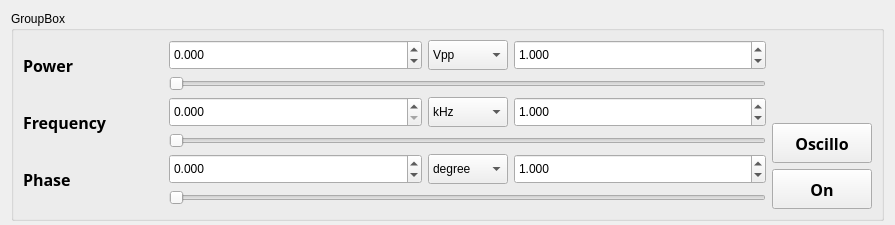
jhjeong32snu/QtDeviceServer_for_IonTrap_v2, file Client/devices/RF/ui_resources/sub_widgets/channel_groupbox_ui.ui: the form before one commit.
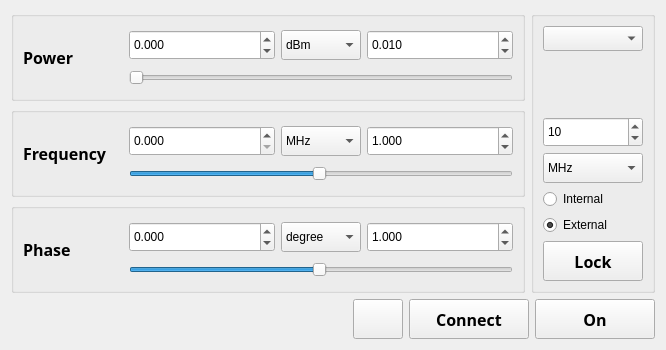
The form after the commit. Icons and pictures are not drawn.

Patch:
```diff
--- a/Client/devices/RF/ui_resources/sub_widgets/channel_groupbox_ui.ui
+++ b/Client/devices/RF/ui_resources/sub_widgets/channel_groupbox_ui.ui
@@ -6,39 +6,35 @@
    <rect>
     <x>0</x>
     <y>0</y>
-    <width>895</width>
-    <height>225</height>
+    <width>666</width>
+    <height>350</height>
    </rect>
   </property>
   <property name="minimumSize">
    <size>
     <width>0</width>
-    <height>225</height>
+    <height>350</height>
    </size>
   </property>
   <property name="windowTitle">
    <string>Form</string>
   </property>
-  <layout class="QHBoxLayout" name="horizontalLayout">
+  <layout class="QVBoxLayout" name="verticalLayout_2">
    <item>
-    <widget class="QGroupBox" name="GBOX_channel_title">
-     <property name="minimumSize">
-      <size>
-       <width>136</width>
-       <height>210</height>
-      </size>
-     </property>
+    <layout class="QHBoxLayout" name="horizontalLayout_7">
+     <item>
+      <layout class="QVBoxLayout" name="verticalLayout_9">
+       <item>
+        <widget class="QGroupBox" name="groupBox_9">
      <property name="title">
-      <string>GroupBox</string>
-     </property>
-     <layout class="QHBoxLayout" name="horizontalLayout_2">
+          <string/>
+         </property>
+         <layout class="QHBoxLayout" name="horizontalLayout_8">
       <item>
-       <layout class="QGridLayout" name="gridLayout" rowstretch="1,1,1,0,0,0" columnstretch="2,1,1,1">
-        <item row="2" column="0" rowspan="2">
-         <widget class="QLabel" name="NON_freq">
+           <widget class="QLabel" name="NON_power">
           <property name="minimumSize">
            <size>
-            <width>120</width>
+              <width>100</width>
             <height>0</height>
            </size>
           </property>
@@ -57,11 +53,37 @@
            </font>
           </property>
           <property name="text">
-           <string>Frequency</string>
+             <string>Power</string>
           </property>
          </widget>
         </item>
-        <item row="0" column="2">
+          <item>
+           <layout class="QVBoxLayout" name="verticalLayout_10">
+            <item>
+             <layout class="QHBoxLayout" name="horizontalLayout_9">
+              <item>
+               <widget class="QDoubleSpinBox" name="SPB_power">
+                <property name="minimumSize">
+                 <size>
+                  <width>80</width>
+                  <height>30</height>
+                 </size>
+                </property>
+                <property name="decimals">
+                 <number>3</number>
+                </property>
+                <property name="minimum">
+                 <double>-80.000000000000000</double>
+                </property>
+                <property name="maximum">
+                 <double>100.000000000000000</double>
+                </property>
+                <property name="singleStep">
+                 <double>0.010000000000000</double>
+                </property>
+               </widget>
+              </item>
+              <item>
          <widget class="QComboBox" name="CBOX_power">
           <property name="minimumSize">
            <size>
@@ -75,6 +97,9 @@
             <height>16777215</height>
            </size>
           </property>
+                <property name="currentIndex">
+                 <number>1</number>
+                </property>
           <item>
            <property name="text">
             <string>Vpp</string>
@@ -92,113 +117,7 @@
           </item>
          </widget>
         </item>
-        <item row="0" column="0" rowspan="2">
-         <widget class="QLabel" name="NON_power">
-          <property name="minimumSize">
-           <size>
-            <width>120</width>
-            <height>0</height>
-           </size>
-          </property>
-          <property name="maximumSize">
-           <size>
-            <width>140</width>
-            <height>16777215</height>
-           </size>
-          </property>
-          <property name="font">
-           <font>
-            <family>Arial Black</family>
-            <pointsize>12</pointsize>
-            <weight>75</weight>
-            <bold>true</bold>
-           </font>
-          </property>
-          <property name="text">
-           <string>Power</string>
-          </property>
-         </widget>
-        </item>
-        <item row="4" column="2">
-         <widget class="QComboBox" name="CBOX_phase">
-          <property name="minimumSize">
-           <size>
-            <width>70</width>
-            <height>30</height>
-           </size>
-          </property>
-          <property name="maximumSize">
-           <size>
-            <width>80</width>
-            <height>16777215</height>
-           </size>
-          </property>
           <item>
-           <property name="text">
-            <string>degree</string>
-           </property>
-          </item>
-          <item>
-           <property name="text">
-            <string>radian</string>
-           </property>
-          </item>
-         </widget>
-        </item>
-        <item row="4" column="3">
-         <widget class="QDoubleSpinBox" name="SPB_phase_step">
-          <property name="minimumSize">
-           <size>
-            <width>80</width>
-            <height>30</height>
-           </size>
-          </property>
-          <property name="decimals">
-           <number>3</number>
-          </property>
-          <property name="minimum">
-           <double>-100.000000000000000</double>
-          </property>
-          <property name="maximum">
-           <double>100.000000000000000</double>
-          </property>
-          <property name="value">
-           <double>1.000000000000000</double>
-          </property>
-         </widget>
-        </item>
-        <item row="2" column="2">
-         <widget class="QComboBox" name="CBOX_freq">
-          <property name="minimumSize">
-           <size>
-            <width>70</width>
-            <height>30</height>
-           </size>
-          </property>
-          <property name="maximumSize">
-           <size>
-            <width>80</width>
-            <height>16777215</height>
-           </size>
-          </property>
-          <item>
-           <property name="text">
-            <string>kHz</string>
-           </property>
-          </item>
-          <item>
-           <property name="text">
-            <string>MHz</string>
-           </property>
-          </item>
-          <item>
-           <property name="text">
-            <string>GHz</string>
-           </property>
-          </item>
-         </widget>
-        </item>
-        <item row="0" column="3">
          <widget class="QDoubleSpinBox" name="SPB_power_step">
           <property name="minimumSize">
            <size>
@@ -216,11 +135,62 @@
            <double>100.000000000000000</double>
           </property>
           <property name="value">
-           <double>1.000000000000000</double>
+                 <double>0.010000000000000</double>
           </property>
          </widget>
         </item>
-        <item row="2" column="1">
+             </layout>
+            </item>
+            <item>
+             <widget class="QSlider" name="SLB_power">
+              <property name="orientation">
+               <enum>Qt::Horizontal</enum>
+              </property>
+             </widget>
+            </item>
+           </layout>
+          </item>
+         </layout>
+        </widget>
+       </item>
+       <item>
+        <widget class="QGroupBox" name="groupBox_10">
+         <property name="title">
+          <string/>
+         </property>
+         <layout class="QHBoxLayout" name="horizontalLayout_10">
+          <item>
+           <widget class="QLabel" name="NON_freq">
+            <property name="minimumSize">
+             <size>
+              <width>100</width>
+              <height>0</height>
+             </size>
+            </property>
+            <property name="maximumSize">
+             <size>
+              <width>140</width>
+              <height>16777215</height>
+             </size>
+            </property>
+            <property name="font">
+             <font>
+              <family>Arial Black</family>
+              <pointsize>12</pointsize>
+              <weight>75</weight>
+              <bold>true</bold>
+             </font>
+            </property>
+            <property name="text">
+             <string>Frequency</string>
+            </property>
+           </widget>
+          </item>
+          <item>
+           <layout class="QVBoxLayout" name="verticalLayout_11">
+            <item>
+             <layout class="QHBoxLayout" name="horizontalLayout_11">
+              <item>
          <widget class="QDoubleSpinBox" name="SPB_freq">
           <property name="minimumSize">
            <size>
@@ -232,30 +202,45 @@
            <number>3</number>
           </property>
           <property name="maximum">
-           <double>15000.000000000000000</double>
+                 <double>1000000000000000000.000000000000000</double>
           </property>
          </widget>
         </item>
-        <item row="0" column="1">
-         <widget class="QDoubleSpinBox" name="SPB_power">
+              <item>
+               <widget class="QComboBox" name="CBOX_freq">
           <property name="minimumSize">
            <size>
-            <width>80</width>
+                  <width>70</width>
             <height>30</height>
            </size>
           </property>
-          <property name="decimals">
-           <number>3</number>
-          </property>
-          <property name="minimum">
-           <double>-80.000000000000000</double>
-          </property>
-          <property name="maximum">
-           <double>100.000000000000000</double>
-          </property>
-         </widget>
-        </item>
-        <item row="2" column="3">
+                <property name="maximumSize">
+                 <size>
+                  <width>80</width>
+                  <height>16777215</height>
+                 </size>
+                </property>
+                <property name="currentIndex">
+                 <number>1</number>
+                </property>
+                <item>
+                 <property name="text">
+                  <string>kHz</string>
+                 </property>
+                </item>
+                <item>
+                 <property name="text">
+                  <string>MHz</string>
+                 </property>
+                </item>
+                <item>
+                 <property name="text">
+                  <string>GHz</string>
+                 </property>
+                </item>
+               </widget>
+              </item>
+              <item>
          <widget class="QDoubleSpinBox" name="SPB_freq_step">
           <property name="minimumSize">
            <size>
@@ -277,7 +262,64 @@
           </property>
          </widget>
         </item>
-        <item row="4" column="1">
+             </layout>
+            </item>
+            <item>
+             <widget class="QSlider" name="SLB_freq">
+              <property name="maximum">
+               <number>99</number>
+              </property>
+              <property name="value">
+               <number>49</number>
+              </property>
+              <property name="orientation">
+               <enum>Qt::Horizontal</enum>
+              </property>
+             </widget>
+            </item>
+           </layout>
+          </item>
+         </layout>
+        </widget>
+       </item>
+       <item>
+        <widget class="QGroupBox" name="groupBox_11">
+         <property name="title">
+          <string/>
+         </property>
+         <layout class="QHBoxLayout" name="horizontalLayout_12">
+          <item>
+           <widget class="QLabel" name="NON_phase">
+            <property name="minimumSize">
+             <size>
+              <width>100</width>
+              <height>0</height>
+             </size>
+            </property>
+            <property name="maximumSize">
+             <size>
+              <width>140</width>
+              <height>16777215</height>
+             </size>
+            </property>
+            <property name="font">
+             <font>
+              <family>Arial Black</family>
+              <pointsize>12</pointsize>
+              <weight>75</weight>
+              <bold>true</bold>
+             </font>
+            </property>
+            <property name="text">
+             <string>Phase</string>
+            </property>
+           </widget>
+          </item>
+          <item>
+           <layout class="QVBoxLayout" name="verticalLayout_12">
+            <item>
+             <layout class="QHBoxLayout" name="horizontalLayout_13">
+              <item>
          <widget class="QDoubleSpinBox" name="SPB_phase">
           <property name="minimumSize">
            <size>
@@ -299,60 +341,95 @@
           </property>
          </widget>
         </item>
-        <item row="5" column="1" colspan="3">
+              <item>
+               <widget class="QComboBox" name="CBOX_phase">
+                <property name="minimumSize">
+                 <size>
+                  <width>70</width>
+                  <height>30</height>
+                 </size>
+                </property>
+                <property name="maximumSize">
+                 <size>
+                  <width>80</width>
+                  <height>16777215</height>
+                 </size>
+                </property>
+                <item>
+                 <property name="text">
+                  <string>degree</string>
+                 </property>
+                </item>
+                <item>
+                 <property name="text">
+                  <string>radian</string>
+                 </property>
+                </item>
+               </widget>
+              </item>
+              <item>
+               <widget class="QDoubleSpinBox" name="SPB_phase_step">
+                <property name="minimumSize">
+                 <size>
+                  <width>80</width>
+                  <height>30</height>
+                 </size>
+                </property>
+                <property name="decimals">
+                 <number>3</number>
+                </property>
+                <property name="minimum">
+                 <double>-100.000000000000000</double>
+                </property>
+                <property name="maximum">
+                 <double>100.000000000000000</double>
+                </property>
+                <property name="value">
+                 <double>1.000000000000000</double>
+                </property>
+               </widget>
+              </item>
+             </layout>
+            </item>
+            <item>
          <widget class="QSlider" name="SLB_phase">
-          <property name="orientation">
-           <enum>Qt::Horizontal</enum>
-          </property>
-         </widget>
-        </item>
-        <item row="4" column="0" rowspan="2">
-         <widget class="QLabel" name="NON_phase">
-          <property name="minimumSize">
-           <size>
-            <width>100</width>
-            <height>0</height>
-           </size>
-          </property>
-          <property name="maximumSize">
-           <size>
-            <width>140</width>
-            <height>16777215</height>
-           </size>
-          </property>
-          <property name="font">
-           <font>
-            <family>Arial Black</family>
-            <pointsize>12</pointsize>
-            <weight>75</weight>
-            <bold>true</bold>
-           </font>
-          </property>
-          <property name="text">
-           <string>Phase</string>
-          </property>
-         </widget>
-        </item>
-        <item row="1" column="1" colspan="3">
-         <widget class="QSlider" name="SLB_power">
+              <property name="value">
+               <number>49</number>
+              </property>
           <property name="orientation">
            <enum>Qt::Horizontal</enum>
           </property>
          </widget>
         </item>
-        <item row="3" column="1" colspan="3">
-         <widget class="QSlider" name="SLB_freq">
-          <property name="orientation">
-           <enum>Qt::Horizontal</enum>
-          </property>
+           </layout>
+          </item>
+         </layout>
          </widget>
         </item>
        </layout>
       </item>
       <item>
+      <widget class="QGroupBox" name="groupBox_2">
+       <property name="title">
+        <string/>
+       </property>
        <layout class="QVBoxLayout" name="verticalLayout">
         <item>
-         <spacer name="verticalSpacer">
+         <layout class="QHBoxLayout" name="horizontalLayout_14">
+          <item>
+           <widget class="QComboBox" name="CBOX_channel">
+            <property name="minimumSize">
+             <size>
+              <width>25</width>
+              <height>25</height>
+             </size>
+            </property>
+           </widget>
+          </item>
+         </layout>
+        </item>
+        <item>
+         <spacer name="verticalSpacer_2">
           <property name="orientation">
            <enum>Qt::Vertical</enum>
           </property>
@@ -365,10 +442,145 @@
          </spacer>
         </item>
         <item>
+         <widget class="QSpinBox" name="SPB_ref">
+          <property name="minimumSize">
+           <size>
+            <width>50</width>
+            <height>30</height>
+           </size>
+          </property>
+          <property name="maximumSize">
+           <size>
+            <width>16777215</width>
+            <height>30</height>
+           </size>
+          </property>
+          <property name="value">
+           <number>10</number>
+          </property>
+         </widget>
+        </item>
+        <item>
+         <widget class="QComboBox" name="CBOX_ref">
+          <property name="minimumSize">
+           <size>
+            <width>50</width>
+            <height>30</height>
+           </size>
+          </property>
+          <property name="maximumSize">
+           <size>
+            <width>16777215</width>
+            <height>30</height>
+           </size>
+          </property>
+          <item>
+           <property name="text">
+            <string>MHz</string>
+           </property>
+          </item>
+          <item>
+           <property name="text">
+            <string>GHz</string>
+           </property>
+          </item>
+         </widget>
+        </item>
+        <item>
+         <widget class="QRadioButton" name="RDO_Internal">
+          <property name="text">
+           <string>Internal</string>
+          </property>
+         </widget>
+        </item>
+        <item>
+         <widget class="QRadioButton" name="RDO_external">
+          <property name="text">
+           <string>External</string>
+          </property>
+          <property name="checked">
+           <bool>true</bool>
+          </property>
+         </widget>
+        </item>
+        <item>
+         <widget class="QPushButton" name="BTN_lock">
+          <property name="minimumSize">
+           <size>
+            <width>100</width>
+            <height>40</height>
+           </size>
+          </property>
+          <property name="font">
+           <font>
+            <family>Arial Black</family>
+            <pointsize>12</pointsize>
+            <weight>75</weight>
+            <bold>true</bold>
+           </font>
+          </property>
+          <property name="text">
+           <string>Lock</string>
+          </property>
+          <property name="checkable">
+           <bool>true</bool>
+          </property>
+         </widget>
+        </item>
+       </layout>
+      </widget>
+     </item>
+    </layout>
+   </item>
+   <item>
+    <layout class="QHBoxLayout" name="horizontalLayout_15">
+     <item>
+      <spacer name="horizontalSpacer_2">
+       <property name="orientation">
+        <enum>Qt::Horizontal</enum>
+       </property>
+       <property name="sizeHint" stdset="0">
+        <size>
+         <width>40</width>
+         <height>20</height>
+        </size>
+       </property>
+      </spacer>
+     </item>
+     <item>
          <widget class="QPushButton" name="BTN_oscillo">
           <property name="minimumSize">
            <size>
-            <width>100</width>
+         <width>50</width>
+         <height>40</height>
+        </size>
+       </property>
+       <property name="maximumSize">
+        <size>
+         <width>50</width>
+         <height>40</height>
+        </size>
+       </property>
+       <property name="text">
+        <string/>
+       </property>
+       <property name="icon">
+        <iconset>
+         <normaloff>../wave.png</normaloff>../wave.png</iconset>
+       </property>
+       <property name="iconSize">
+        <size>
+         <width>30</width>
+         <height>25</height>
+        </size>
+       </property>
+      </widget>
+     </item>
+     <item>
+      <widget class="QPushButton" name="BTN_connect">
+       <property name="minimumSize">
+        <size>
+         <width>120</width>
             <height>40</height>
            </size>
           </property>
@@ -381,7 +593,7 @@
            </font>
           </property>
           <property name="text">
-           <string>Oscillo</string>
+        <string>Connect</string>
           </property>
           <property name="checkable">
            <bool>true</bool>
@@ -392,7 +604,7 @@
          <widget class="QPushButton" name="BTN_on">
           <property name="minimumSize">
            <size>
-            <width>100</width>
+         <width>120</width>
             <height>40</height>
            </size>
           </property>
@@ -416,9 +628,6 @@
       </item>
      </layout>
     </widget>
-   </item>
-  </layout>
- </widget>
  <resources/>
  <connections>
   <connection>
```
Left out of the diff: 144 changed lines with no effect on the pictures. Lines whose indentation alone changed are shown as unchanged.
